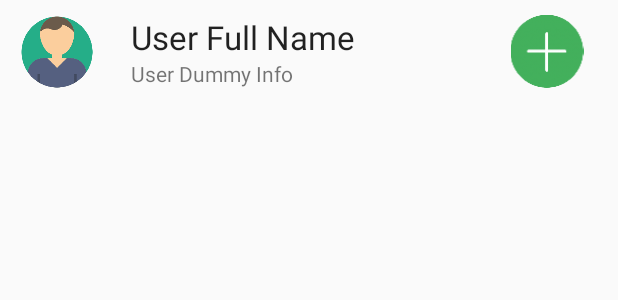
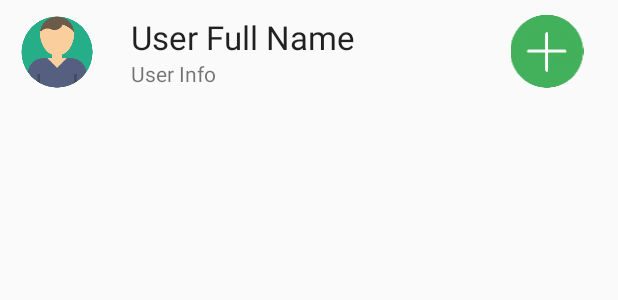
Before and after one commit to youssseeef/Bustour-Project-Driver, an Android app: the layout new_user_item.xml on its own in the app's theme, with its tools: preview values and no code run, on a phone screen of 412 x 824 dp. Shown: the top 300 px of the screen. Run offline under Robolectric (Android 15) with nearby library versions, the phone set to English and light mode, and no system bars.

Commit message:
Edited some layouts default values.

```diff
--- a/app/src/main/res/layout/during_play_user_item.xml
+++ b/app/src/main/res/layout/during_play_user_item.xml
@@ -42,7 +42,7 @@
             android:layout_width="0dp"
             android:layout_height="match_parent"
             android:layout_weight=".7"
-            android:text="Paula Boules"
+            android:text="User Name"
             android:gravity="center"
             android:id="@+id/user_name_during_trip"
 
@@ -68,7 +68,7 @@
             android:layout_width="0dp"
             android:layout_height="match_parent"
             android:layout_weight=".7"
-            android:text="012345678"
+            android:text="00000000"
             android:gravity="center"
             android:id="@+id/user_phone_during_trip"
             />
--- a/app/src/main/res/layout/new_user_item.xml
+++ b/app/src/main/res/layout/new_user_item.xml
@@ -35,7 +35,7 @@
             android:layout_width="wrap_content"
             android:layout_height="wrap_content"
             android:textAppearance="?android:attr/textAppearanceSmall"
-            android:text="User Dummy Info"
+            android:text="User Info"
             android:id="@+id/phone_text_view"
             android:layout_below="@+id/user_name_text_view"
             android:layout_alignParentLeft="true"
```
